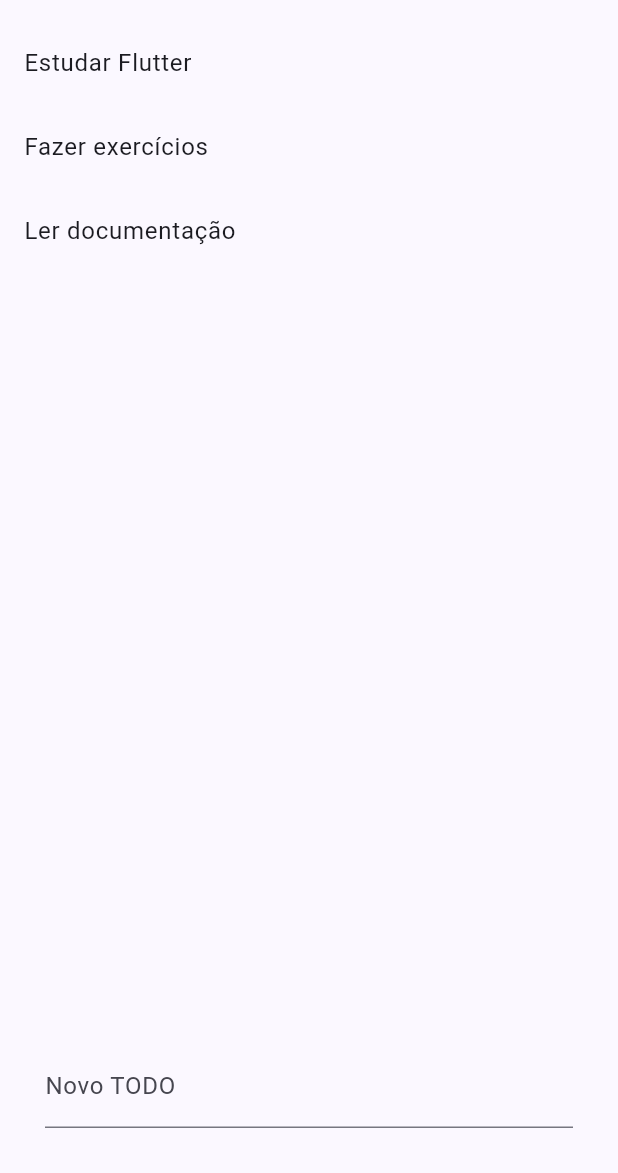
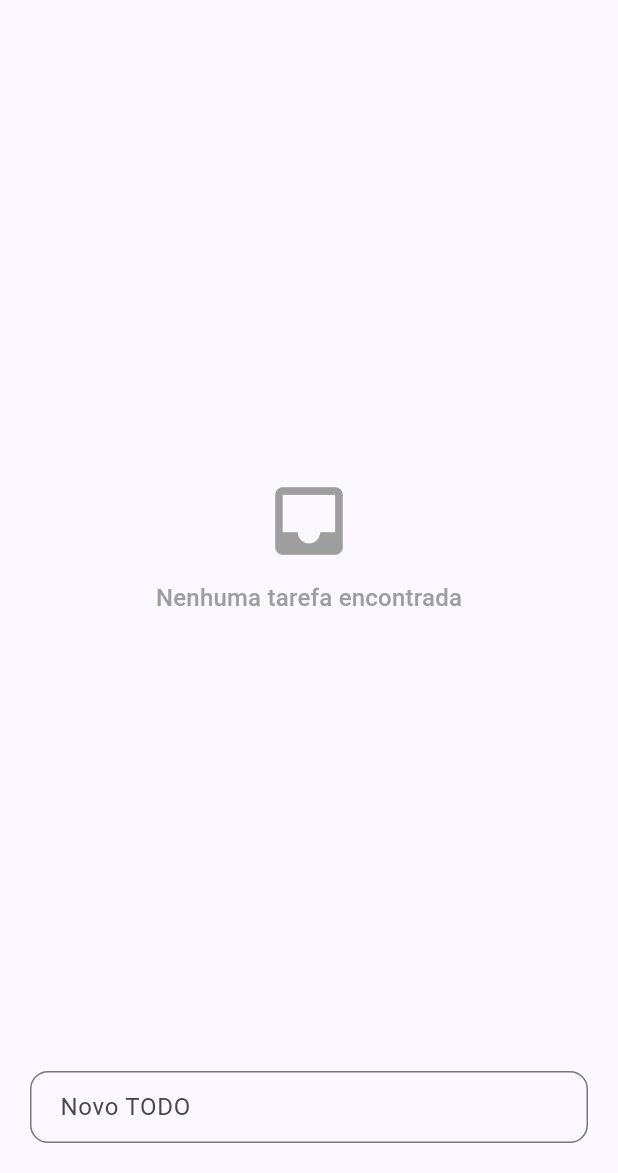
Before and after one commit to taniro/todo_app_arch, a Flutter app: the screen it shows after launch, on a phone screen of 412 x 824 dp, the part 63-1236 px from its top. Run offline on Flutter 3.47's test engine with Material 3 defaults, Android fonts, the phone set to English and light mode, and no system bars.

```diff
--- a/lib/data/services/TodoService.dart
+++ b/lib/data/services/TodoService.dart
@@ -1,7 +1,7 @@
 class TodoService {
   TodoService();
 
-  var todos = ['Estudar Flutter', 'Fazer exercícios', 'Ler documentação'];
+  List<String>  todos = [];
 
   Future<List<String>> fetchTodos() async {
     // Simula uma chamada de API
--- a/lib/main.dart
+++ b/lib/main.dart
@@ -25,7 +25,7 @@ class MyApp extends StatelessWidget {
     return MaterialApp(
       title: 'Arquitetura Flutter',
       theme: ThemeData(useMaterial3: true, colorSchemeSeed: Colors.indigo),
-      home: const TodoView(),
+      home: TodoView(),
     );
   }
 }
--- a/lib/ui/todo/TodoView.dart
+++ b/lib/ui/todo/TodoView.dart
@@ -8,54 +8,116 @@ class TodoView extends StatelessWidget {
 
   @override
   Widget build(BuildContext context) {
-    final viewModel = context.watch<TodoViewModel>();
+    final vm = context.watch<TodoViewModel>();
 
     return Scaffold(
-      appBar: AppBar(title: const Text("Todo App"), actions: [IconButton(onPressed: ()=> viewModel.loadTodos.executeNoArgs(), icon: Icon(Icons.refresh))],),
-      body: Column(
+      appBar: AppBar(
+        title: const Text("Todo App"),
+        actions: [
+          IconButton(
+            tooltip: "Recarregar lista",
+            onPressed: () => vm.loadTodos.executeNoArgs(),
+            icon: const Icon(Icons.refresh),
+          ),
+        ],
+      ),
+
+      body: SafeArea(
+        child: Padding(
+          padding: const EdgeInsets.all(20),
+          child: Column(
             children: [
-          if (viewModel.loadTodos.running)
-            const CircularProgressIndicator(),
 
-          if (viewModel.todos.isNotEmpty)
+              /// LOADING GLOBAL
+              if (vm.loadTodos.running)
+                const Padding(
+                  padding: EdgeInsets.only(top: 40),
+                  child: Center(child: CircularProgressIndicator()),
+                ),
+
+              /// LISTA
+              if (!vm.loadTodos.running && vm.todos.isNotEmpty)
                 Expanded(
-            child: ListView.builder(
-              itemCount: viewModel.todos.length,
-              itemBuilder: (_, i) => ListTile(
-                title: Text(viewModel.todos[i]),
+                  child: ListView.separated(
+                    itemCount: vm.todos.length,
+                    separatorBuilder: (_, __) => const SizedBox(height: 8),
+                    itemBuilder: (_, i) => Card(
+                      elevation: 2,
+                      shape: RoundedRectangleBorder(
+                        borderRadius: BorderRadius.circular(12),
+                      ),
+                      child: ListTile(
+                        contentPadding: const EdgeInsets.symmetric(
+                            horizontal: 16, vertical: 6),
+                        leading: const Icon(Icons.check_circle_outline),
+                        title: Text(
+                          vm.todos[i],
+                          style: const TextStyle(fontSize: 17),
+                        ),
+                      ),
                     ),
                   ),
                 ),
 
-          if (viewModel.addTodo.error)
-            const Text("Erro ao adicionar", style: TextStyle(color: Colors.red)),
+              /// ESTADO VAZIO
+              if (!vm.loadTodos.running && vm.todos.isEmpty)
+                Expanded(
+                  child: Center(
+                    child: Column(
+                      mainAxisAlignment: MainAxisAlignment.center,
+                      children: [
+                        const Icon(Icons.inbox, size: 60, color: Colors.grey),
+                        const SizedBox(height: 10),
+                        Text(
+                          "Nenhuma tarefa encontrada",
+                          style: Theme.of(context)
+                              .textTheme
+                              .titleMedium
+                              ?.copyWith(color: Colors.grey),
+                        ),
+                      ],
+                    ),
+                  ),
+                ),
 
-          Padding(
-            padding: const EdgeInsets.all(30),
-            child: Row(
+              /// ERRO AO ADICIONAR
+              if (vm.addTodo.error)
+                const Padding(
+                  padding: EdgeInsets.only(top: 12),
+                  child: Text(
+                    "Erro ao adicionar",
+                    style: TextStyle(color: Colors.red),
+                  ),
+                ),
+
+              const SizedBox(height: 20),
+
+              /// CAMPO DE INPUT
+              Row(
                 children: [
                   Expanded(
                     child: TextField(
                       controller: TextEditingController(),
-                    decoration: const InputDecoration(
-                      label: Text("Novo TODO"),
+                      decoration: InputDecoration(
+                        labelText: "Novo TODO",
+                        border: OutlineInputBorder(
+                          borderRadius: BorderRadius.circular(12),
+                        ),
+                        contentPadding:
+                        const EdgeInsets.symmetric(horizontal: 16),
                       ),
                       onSubmitted: (value) {
                         if (value.isNotEmpty) {
-                        viewModel.addTodo.execute(value);
+                          vm.addTodo.execute(value);
                         }
                       },
                     ),
                   ),
-                if (viewModel.addTodo.running)
-                  const Padding(
-                    padding: EdgeInsets.only(left: 12),
-                    child: CircularProgressIndicator(),
+                ],
               ),
             ],
           ),
         ),
-        ],
       ),
     );
   }
--- a/lib/ui/todo/TodoViewModel.dart
+++ b/lib/ui/todo/TodoViewModel.dart
@@ -33,7 +33,7 @@ class TodoViewModel extends ChangeNotifier {
   Future<Result<void>> _addTodo(String text) async {
     try {
       await _repository.addTodo(text);
-      return Ok(null);
+      return Ok(text);
     } catch (e) {
       return Error("Falha ao adicionar");
     } finally {
```
Lines whose indentation alone changed are shown as unchanged.
